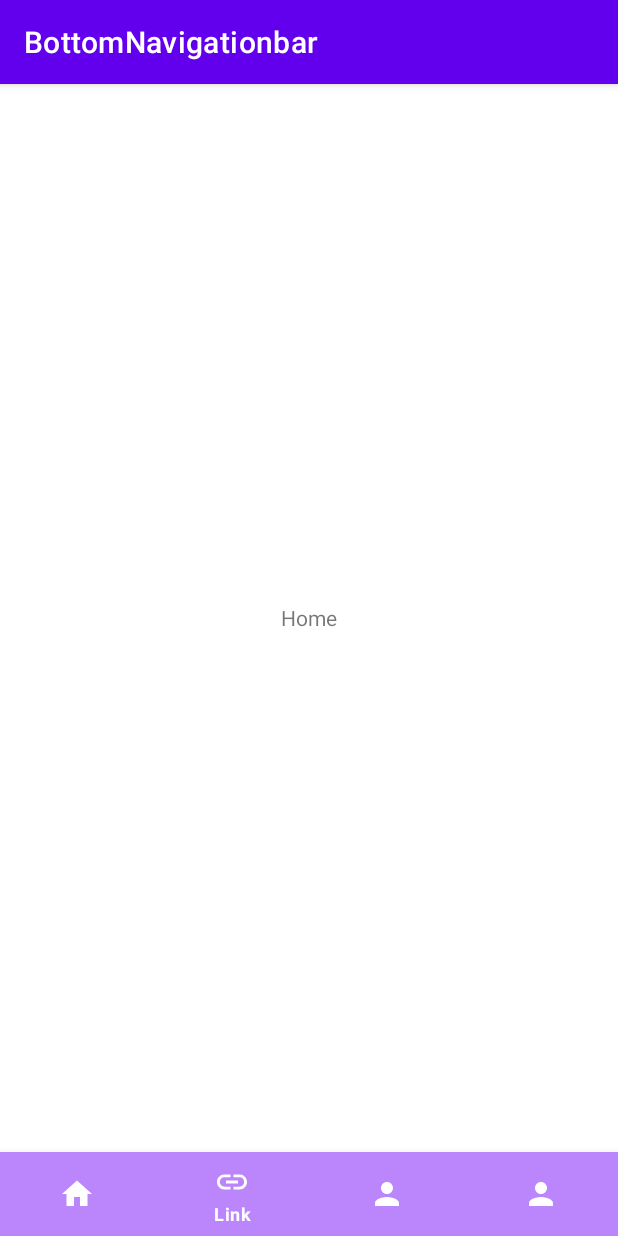
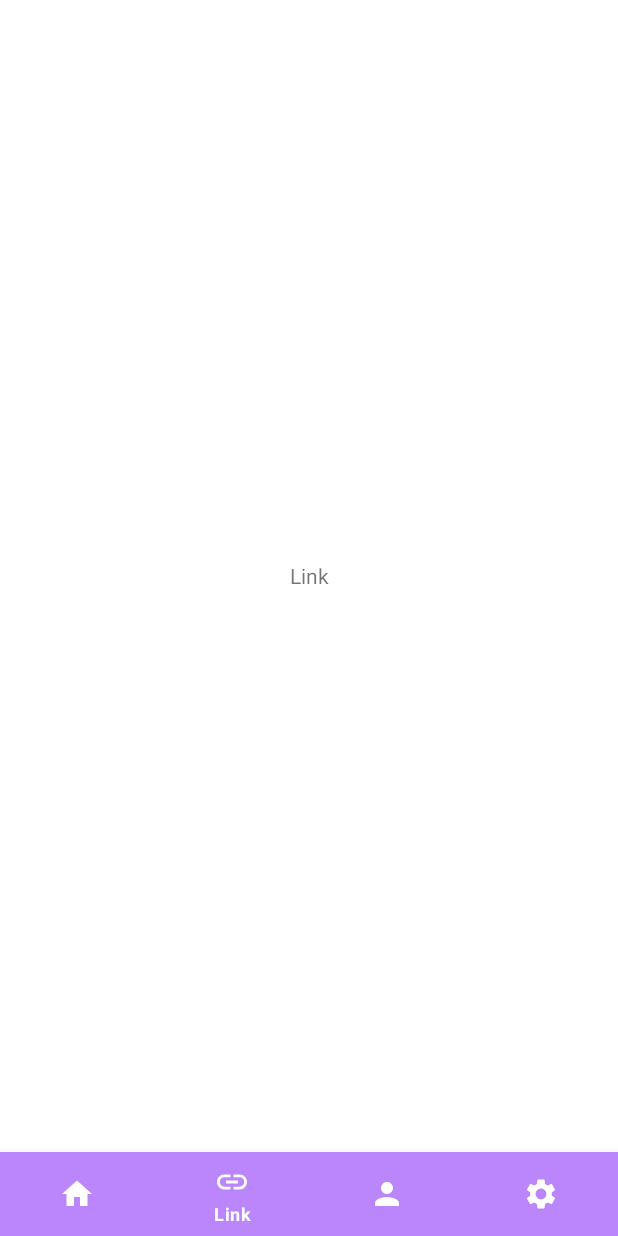
Before and after one commit to kungunathan/navbar, an Android app: the screen it shows after launch (MainActivity), item 2 of the bottom bar chosen, on a phone screen of 412 x 824 dp. Run offline under Robolectric (Android 15) with nearby library versions, the phone set to English and light mode, and no system bars; our stand-ins replace navigation-ui.

Commit message:
FIX conflicting User Profile icons

```diff
--- a/app/src/main/java/com/example/bottomnavigationbar/MainActivity.kt
+++ b/app/src/main/java/com/example/bottomnavigationbar/MainActivity.kt
@@ -5,6 +5,7 @@ import android.os.Bundle
 import androidx.navigation.NavController
 import androidx.navigation.fragment.NavHostFragment
 import androidx.navigation.ui.NavigationUI.setupWithNavController
+import com.google.android.material.bottomnavigation.BottomNavigationView
 
 class MainActivity : AppCompatActivity() {
     private lateinit var navController: NavController
@@ -15,7 +16,7 @@ class MainActivity : AppCompatActivity() {
         val navHostFragment = supportFragmentManager.findFragmentById(R.id.mainContainer) as NavHostFragment
         navController = navHostFragment.navController
 
-
-        setupWithNavController()
+        val bottomNavigationView = findViewById<BottomNavigationView>(R.id.BottomNavigationView)
+        setupWithNavController(bottomNavigationView , navController)
     }
 }
--- a/app/src/main/res/drawable/bottom_nav_colors.xml
+++ b/app/src/main/res/drawable/bottom_nav_colors.xml
@@ -1,7 +1,7 @@
 <?xml version="1.0" encoding="utf-8"?>
 <selector xmlns:android="http://schemas.android.com/apk/res/android">
 
-    <item android:color="@color/black" android:state_checked="true"
-    <item android:color="@color/black" android:state_checked="false"
+    <item android:color="@color/black" android:state_checked="true"></item>
+    <item android:color="@color/black" android:state_checked="false"></item>
 
 </selector>
--- /dev/null
+++ b/app/src/main/res/drawable/ic_baseline_settings_24.xml
@@ -0,0 +1,5 @@
+<vector android:height="24dp" android:tint="#000000"
+    android:viewportHeight="24" android:viewportWidth="24"
+    android:width="24dp" xmlns:android="http://schemas.android.com/apk/res/android">
+    <path android:fillColor="@android:color/white" android:pathData="M19.14,12.94c0.04,-0.3 0.06,-0.61 0.06,-0.94c0,-0.32 -0.02,-0.64 -0.07,-0.94l2.03,-1.58c0.18,-0.14 0.23,-0.41 0.12,-0.61l-1.92,-3.32c-0.12,-0.22 -0.37,-0.29 -0.59,-0.22l-2.39,0.96c-0.5,-0.38 -1.03,-0.7 -1.62,-0.94L14.4,2.81c-0.04,-0.24 -0.24,-0.41 -0.48,-0.41h-3.84c-0.24,0 -0.43,0.17 -0.47,0.41L9.25,5.35C8.66,5.59 8.12,5.92 7.63,6.29L5.24,5.33c-0.22,-0.08 -0.47,0 -0.59,0.22L2.74,8.87C2.62,9.08 2.66,9.34 2.86,9.48l2.03,1.58C4.84,11.36 4.8,11.69 4.8,12s0.02,0.64 0.07,0.94l-2.03,1.58c-0.18,0.14 -0.23,0.41 -0.12,0.61l1.92,3.32c0.12,0.22 0.37,0.29 0.59,0.22l2.39,-0.96c0.5,0.38 1.03,0.7 1.62,0.94l0.36,2.54c0.05,0.24 0.24,0.41 0.48,0.41h3.84c0.24,0 0.44,-0.17 0.47,-0.41l0.36,-2.54c0.59,-0.24 1.13,-0.56 1.62,-0.94l2.39,0.96c0.22,0.08 0.47,0 0.59,-0.22l1.92,-3.32c0.12,-0.22 0.07,-0.47 -0.12,-0.61L19.14,12.94zM12,15.6c-1.98,0 -3.6,-1.62 -3.6,-3.6s1.62,-3.6 3.6,-3.6s3.6,1.62 3.6,3.6S13.98,15.6 12,15.6z"/>
+</vector>
--- a/app/src/main/res/menu/bottom_nav_menu.xml
+++ b/app/src/main/res/menu/bottom_nav_menu.xml
@@ -15,6 +15,6 @@
         android:title="User" />
     <item
         android:id="@+id/profileFragment"
-        android:icon="@drawable/ic_baseline_profile_24"
+        android:icon="@drawable/ic_baseline_settings_24"
         android:title="Profile" />
 </menu>
--- a/app/src/main/res/values/themes.xml
+++ b/app/src/main/res/values/themes.xml
@@ -1,6 +1,6 @@
 <resources xmlns:tools="http://schemas.android.com/tools">
     <!-- Base application theme. -->
-    <style name="Theme.BottomNavigationbar" parent="Theme.MaterialComponents.DayNight.DarkActionBar">
+    <style name="Theme.BottomNavigationbar" parent="Theme.MaterialComponents.DayNight.NoActionBar">
         <!-- Primary brand color. -->
         <item name="colorPrimary">@color/purple_500</item>
         <item name="colorPrimaryVariant">@color/purple_700</item>
@@ -10,7 +10,7 @@
         <item name="colorSecondaryVariant">@color/teal_700</item>
         <item name="colorOnSecondary">@color/black</item>
         <!-- Status bar color. -->
-        <item name="android:statusBarColor" tools:targetApi="l">?attr/colorPrimaryVariant</item>
+        <item name="android:statusBarColor" tools:targetApi="l">@color/teal_200</item>
         <!-- Customize your theme here. -->
     </style>
 </resources>
--- a/build.gradle
+++ b/build.gradle
@@ -1,7 +1,7 @@
 // Top-level build file where you can add configuration options common to all sub-projects/modules.
 plugins {
-    id 'com.android.application' version '7.2.1' apply false
-    id 'com.android.library' version '7.2.1' apply false
+    id 'com.android.application' version '7.2.2' apply false
+    id 'com.android.library' version '7.2.2' apply false
     id 'org.jetbrains.kotlin.android' version '1.7.10' apply false
 }
 
```
